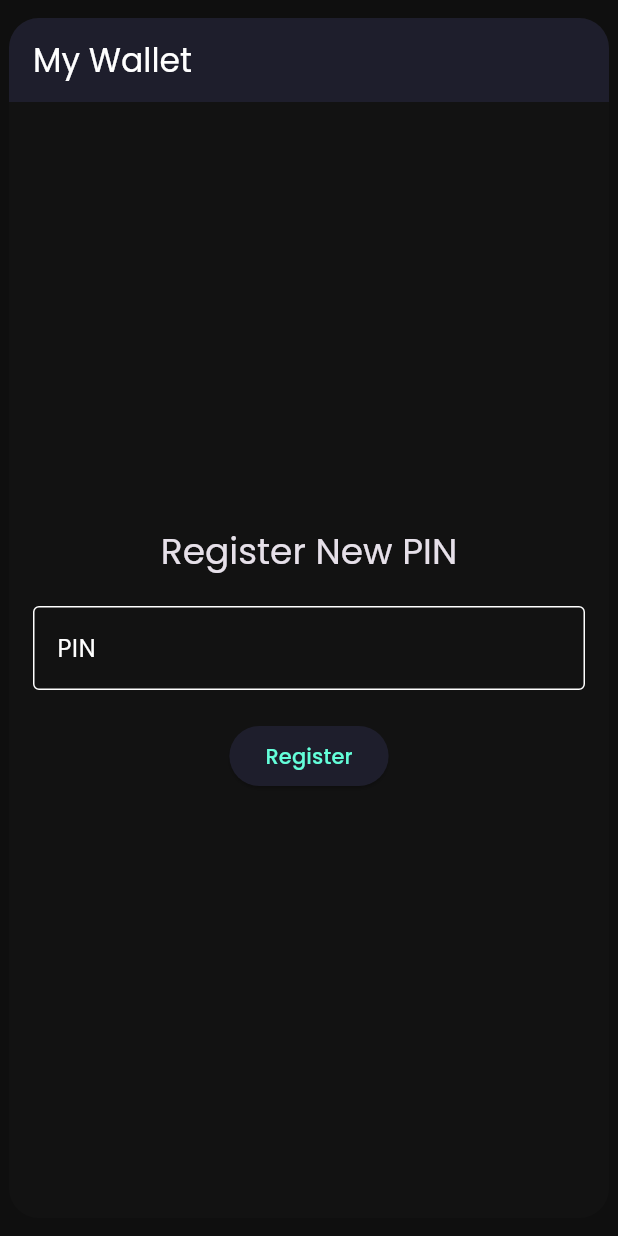
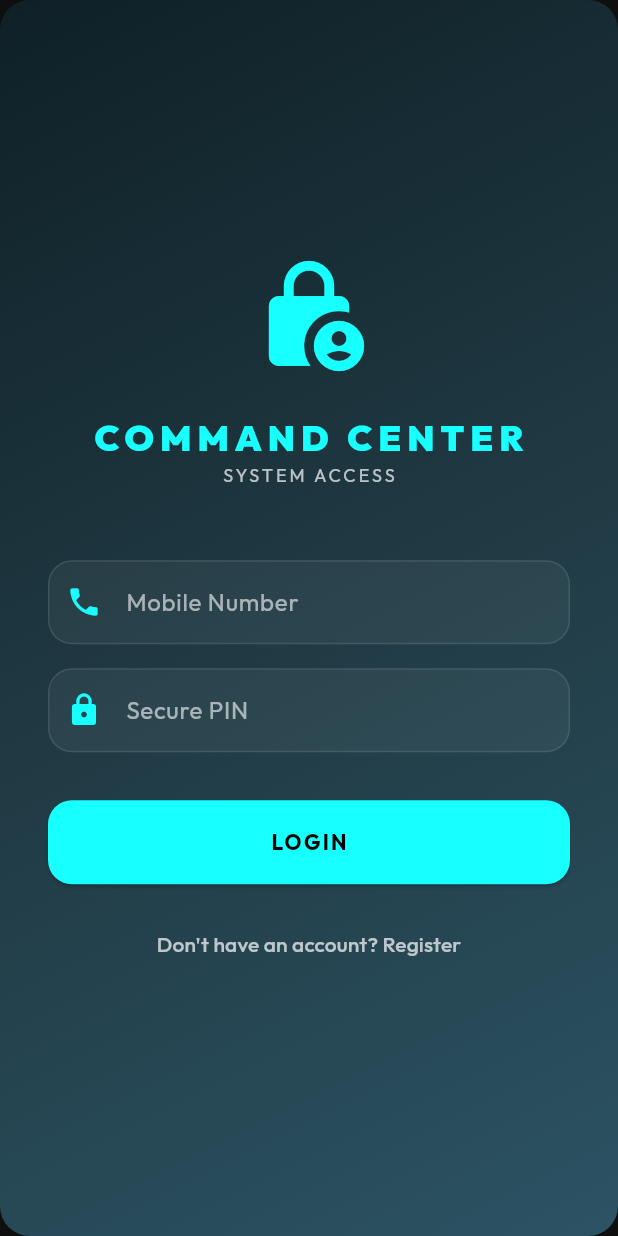
Before and after one commit to SRKT10950/my_wallet, a Flutter app: the screen it shows after launch, on a phone screen of 412 x 824 dp. Run offline on Flutter 3.47's test engine with Material 3 defaults, Android fonts, the light colour scheme and no system bars; our stand-ins replace google_fonts, shared_preferences, sqflite; missing offline and left inert: postgres; accounts and stored records are empty.

Commit message:
feat: implement authentication module with login and registration screens and finance state management

```diff
--- a/lib/main.dart
+++ b/lib/main.dart
@@ -2,7 +2,8 @@ import 'package:flutter/material.dart';
 import 'package:provider/provider.dart';
 import 'package:google_fonts/google_fonts.dart';
 import 'providers/finance_provider.dart';
-import 'screens/auth_screen.dart';
+import 'screens/home_screen.dart';
+import 'screens/auth/login_screen.dart';
 
 void main() {
   runApp(
@@ -22,15 +23,16 @@ class MyWalletApp extends StatelessWidget {
   Widget build(BuildContext context) {
     return MaterialApp(
       title: 'My Wallet',
+      debugShowCheckedModeBanner: false,
       theme: ThemeData.dark().copyWith(
         colorScheme: const ColorScheme.dark(
-          primary: Colors.tealAccent,
+          primary: Colors.cyanAccent,
           secondary: Colors.deepPurpleAccent,
           surface: Color(0xFF1E1E2C),
           background: Color(0xFF121212),
         ),
         scaffoldBackgroundColor: const Color(0xFF121212),
-        textTheme: GoogleFonts.poppinsTextTheme(ThemeData.dark().textTheme),
+        textTheme: GoogleFonts.outfitTextTheme(ThemeData.dark().textTheme),
         useMaterial3: true,
       ),
       builder: (context, child) {
@@ -41,8 +43,8 @@ class MyWalletApp extends StatelessWidget {
               borderRadius: BorderRadius.circular(20),
               child: ConstrainedBox(
                 constraints: const BoxConstraints(
-                  maxWidth: 400,
-                  maxHeight: 800,
+                  maxWidth: 450,
+                  maxHeight: 900,
                 ),
                 child: child,
               ),
@@ -50,7 +52,11 @@ class MyWalletApp extends StatelessWidget {
           ),
         );
       },
-      home: const AuthScreen(),
+      home: Consumer<FinanceProvider>(
+        builder: (context, provider, _) {
+          return provider.isAuthenticated ? const HomeScreen() : const LoginScreen();
+        },
+      ),
     );
   }
 }
--- a/lib/providers/finance_provider.dart
+++ b/lib/providers/finance_provider.dart
@@ -12,6 +12,12 @@ import 'dart:math';
 import 'package:flutter/foundation.dart' hide Category;
 
 class FinanceProvider with ChangeNotifier {
+  String? _currentUserId;
+  String? _currentUserName;
+  String? get currentUserId => _currentUserId;
+  String? get currentUserName => _currentUserName;
+  bool get isAuthenticated => _currentUserId != null;
+
   List<Category> _categories = [];
   List<DailyTransaction> _transactions = [];
   List<Loan> _loans = [];
@@ -29,10 +35,22 @@ class FinanceProvider with ChangeNotifier {
   List<Investment> get investments => _investments;
 
   FinanceProvider() {
-    loadAllData();
+    _initAuthAndLoad();
+  }
+
+  Future<void> _initAuthAndLoad() async {
+    final prefs = await SharedPreferences.getInstance();
+    _currentUserId = prefs.getString('user_id');
+    _currentUserName = prefs.getString('user_name');
+
+    if (isAuthenticated) {
+      await loadAllData();
+    }
+    notifyListeners();
   }
 
   Future<void> loadAllData() async {
+    if (!isAuthenticated) return;
     final prefs = await SharedPreferences.getInstance();
 
     final catsStr = prefs.getString('categories') ?? '[]';
@@ -114,6 +132,59 @@ class FinanceProvider with ChangeNotifier {
 
     _calculateDynamicLoanStats();
     _calculateLendBorrowStats();
+    notifyListeners();
+  }
+
+  Future<void> login(String mobile, String pin) async {
+    final userData = await DbSyncService.loginUser(mobile, pin);
+    if (userData != null) {
+      _currentUserId = userData['mobile_number'];
+      _currentUserName = userData['name'];
+
+      final prefs = await SharedPreferences.getInstance();
+      await prefs.setString('user_id', _currentUserId!);
+      await prefs.setString('user_name', _currentUserName!);
+
+      await loadAllData(); // Load local data and trigger sync
+      notifyListeners();
+    } else {
+      throw Exception('Invalid Mobile Number or PIN');
+    }
+  }
+
+  Future<void> register(String name, String mobile, String pin) async {
+    final success = await DbSyncService.registerUser(name, mobile, pin);
+    if (success) {
+      await login(mobile, pin);
+    } else {
+      throw Exception('Mobile Number already registered');
+    }
+  }
+
+  Future<void> logout() async {
+    final prefs = await SharedPreferences.getInstance();
+    await prefs.remove('user_id');
+    await prefs.remove('user_name');
+
+    // Clear local data to prevent leakage to next user
+    await prefs.remove('categories');
+    await prefs.remove('transactions');
+    await prefs.remove('loans');
+    await prefs.remove('income_config');
+    await prefs.remove('lend_borrows');
+    await prefs.remove('repayments');
+    await prefs.remove('investments');
+
+    _currentUserId = null;
+    _currentUserName = null;
+    _categories = [];
+    _transactions = [];
+    _loans = [];
+    _incomeConfigs = [];
+    _lendBorrows = [];
+    _repayments = [];
+    _investments = [];
+
     notifyListeners();
   }
 
--- /dev/null
+++ b/lib/screens/auth/login_screen.dart
@@ -0,0 +1,102 @@
+import 'package:flutter/material.dart';
+import 'package:provider/provider.dart';
+import '../../providers/finance_provider.dart';
+import 'register_screen.dart';
+
+class LoginScreen extends StatefulWidget {
+  const LoginScreen({super.key});
+
+  @override
+  State<LoginScreen> createState() => _LoginScreenState();
+}
+
+class _LoginScreenState extends State<LoginScreen> {
+  final _mobileController = TextEditingController();
+  final _pinController = TextEditingController();
+  bool _isLoading = false;
+
+  Future<void> _handleLogin() async {
+    setState(() => _isLoading = true);
+    try {
+      await Provider.of<FinanceProvider>(context, listen: false).login(
+        _mobileController.text,
+        _pinController.text,
+      );
+      // No need to navigate, main.dart will rebuild and show dashboard
+    } catch (e) {
+      if (mounted) ScaffoldMessenger.of(context).showSnackBar(SnackBar(content: Text(e.toString()), backgroundColor: Colors.red));
+    } finally {
+      if (mounted) setState(() => _isLoading = false);
+    }
+  }
+
+  @override
+  Widget build(BuildContext context) {
+    return Scaffold(
+      body: Container(
+        decoration: const BoxDecoration(
+          gradient: LinearGradient(
+            begin: Alignment.topLeft,
+            end: Alignment.bottomRight,
+            colors: [Color(0xFF0F2027), Color(0xFF203A43), Color(0xFF2C5364)],
+          ),
+        ),
+        child: Center(
+          child: SingleChildScrollView(
+            padding: const EdgeInsets.all(32),
+            child: Column(
+              mainAxisAlignment: MainAxisAlignment.center,
+              children: [
+                const Icon(Icons.lock_person, size: 80, color: Colors.cyanAccent),
+                const SizedBox(height: 24),
+                const Text('COMMAND CENTER', style: TextStyle(color: Colors.cyanAccent, fontSize: 24, fontWeight: FontWeight.w900, letterSpacing: 4)),
+                const Text('SYSTEM ACCESS', style: TextStyle(color: Colors.white70, fontSize: 12, letterSpacing: 2)),
+                const SizedBox(height: 48),
+                _buildField(_mobileController, 'Mobile Number', Icons.phone, keyboardType: TextInputType.phone),
+                const SizedBox(height: 16),
+                _buildField(_pinController, 'Secure PIN', Icons.lock, isPin: true),
+                const SizedBox(height: 32),
+                if (_isLoading)
+                  const CircularProgressIndicator(color: Colors.cyanAccent)
+                else
+                  ElevatedButton(
+                    onPressed: _handleLogin,
+                    style: ElevatedButton.styleFrom(
+                      backgroundColor: Colors.cyanAccent,
+                      foregroundColor: Colors.black,
+                      minimumSize: const Size(double.infinity, 56),
+                      shape: RoundedRectangleBorder(borderRadius: BorderRadius.circular(16)),
+                    ),
+                    child: const Text('LOGIN', style: TextStyle(fontWeight: FontWeight.bold, letterSpacing: 1.5)),
+                  ),
+                const SizedBox(height: 16),
+                TextButton(
+                  onPressed: () => Navigator.pushReplacement(context, MaterialPageRoute(builder: (_) => const RegisterScreen())),
+                  child: const Text("Don't have an account? Register", style: TextStyle(color: Colors.white70)),
+                ),
+              ],
+            ),
+          ),
+        ),
+      ),
+    );
+  }
+
+  Widget _buildField(TextEditingController controller, String label, IconData icon, {TextInputType? keyboardType, bool isPin = false}) {
+    return TextField(
+      controller: controller,
+      keyboardType: keyboardType,
+      obscureText: isPin,
+      style: const TextStyle(color: Colors.white),
+      decoration: InputDecoration(
+        labelText: label,
+        labelStyle: const TextStyle(color: Colors.white60),
+        prefixIcon: Icon(icon, color: Colors.cyanAccent),
+        filled: true,
+        fillColor: Colors.white.withOpacity(0.05),
+        enabledBorder: OutlineInputBorder(borderRadius: BorderRadius.circular(16), borderSide: BorderSide(color: Colors.white.withOpacity(0.1))),
+        focusedBorder: OutlineInputBorder(borderRadius: BorderRadius.circular(16), borderSide: const BorderSide(color: Colors.cyanAccent)),
+      ),
+    );
+  }
+}
--- a/lib/screens/auth_screen.dart
+++ /dev/null
@@ -1,81 +0,0 @@
-import 'package:flutter/material.dart';
-import 'package:shared_preferences/shared_preferences.dart';
-import 'home_screen.dart';
-
-class AuthScreen extends StatefulWidget {
-  const AuthScreen({super.key});
-
-  @override
-  State<AuthScreen> createState() => _AuthScreenState();
-}
-
-class _AuthScreenState extends State<AuthScreen> {
-  final TextEditingController _pinController = TextEditingController();
-  bool _isFirstTime = true;
-  String? _savedPin;
-
-  @override
-  void initState() {
-    super.initState();
-    _checkFirstTime();
-  }
-
-  Future<void> _checkFirstTime() async {
-    final prefs = await SharedPreferences.getInstance();
-    final pin = prefs.getString('user_pin');
-    setState(() {
-      _isFirstTime = pin == null;
-      _savedPin = pin;
-    });
-  }
-
-  Future<void> _submit() async {
-    final prefs = await SharedPreferences.getInstance();
-    if (_isFirstTime) {
-      if (_pinController.text.length >= 4) {
-        await prefs.setString('user_pin', _pinController.text);
-        _navigateToHome();
-      } else {
-        ScaffoldMessenger.of(context).showSnackBar(const SnackBar(content: Text('PIN must be at least 4 digits')));
-      }
-    } else {
-      if (_pinController.text == _savedPin) {
-        _navigateToHome();
-      } else {
-        ScaffoldMessenger.of(context).showSnackBar(const SnackBar(content: Text('Invalid PIN')));
-      }
-    }
-  }
-
-  void _navigateToHome() {
-    Navigator.of(context).pushReplacement(MaterialPageRoute(builder: (_) => const HomeScreen()));
-  }
-
-  @override
-  Widget build(BuildContext context) {
-    return Scaffold(
-      appBar: AppBar(title: const Text('My Wallet')),
-      body: Padding(
-        padding: const EdgeInsets.all(16.0),
-        child: Column(
-          mainAxisAlignment: MainAxisAlignment.center,
-          children: [
-            Text(_isFirstTime ? 'Register New PIN' : 'Enter PIN to Login', style: Theme.of(context).textTheme.headlineSmall),
-            const SizedBox(height: 20),
-            TextField(
-              controller: _pinController,
-              keyboardType: TextInputType.number,
-              obscureText: true,
-              decoration: const InputDecoration(border: OutlineInputBorder(), labelText: 'PIN'),
-            ),
-            const SizedBox(height: 20),
-            ElevatedButton(
-              onPressed: _submit,
-              child: Text(_isFirstTime ? 'Register' : 'Login'),
-            )
-          ],
-        ),
-      ),
-    );
-  }
-}
```
Also changed, not shown: lib/screens/auth/register_screen.dart (added, +113 -0 lines), lib/screens/more_screen.dart (+59 -0 lines), lib/services/db_sync_service.dart (+59 -7 lines).
